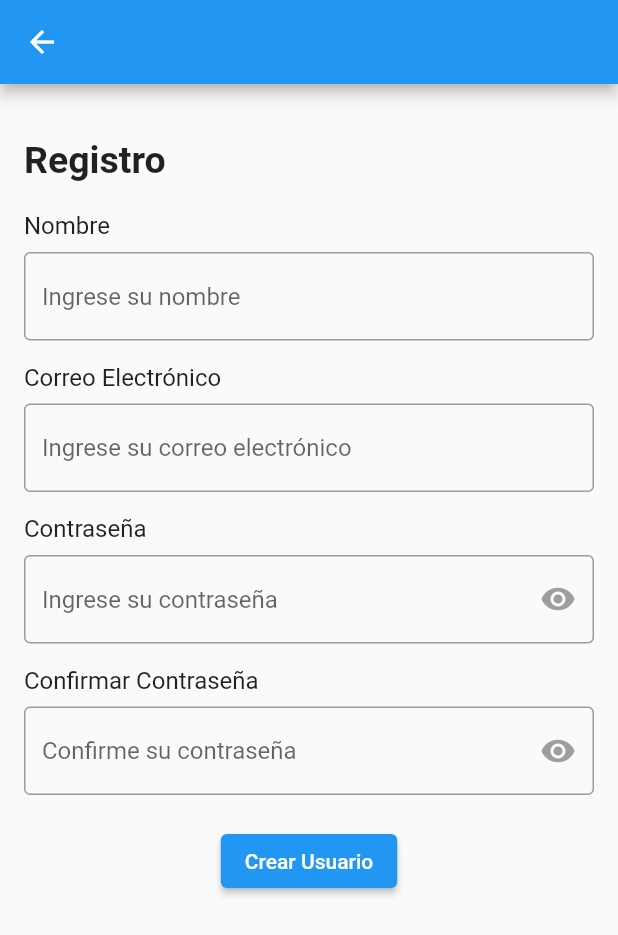
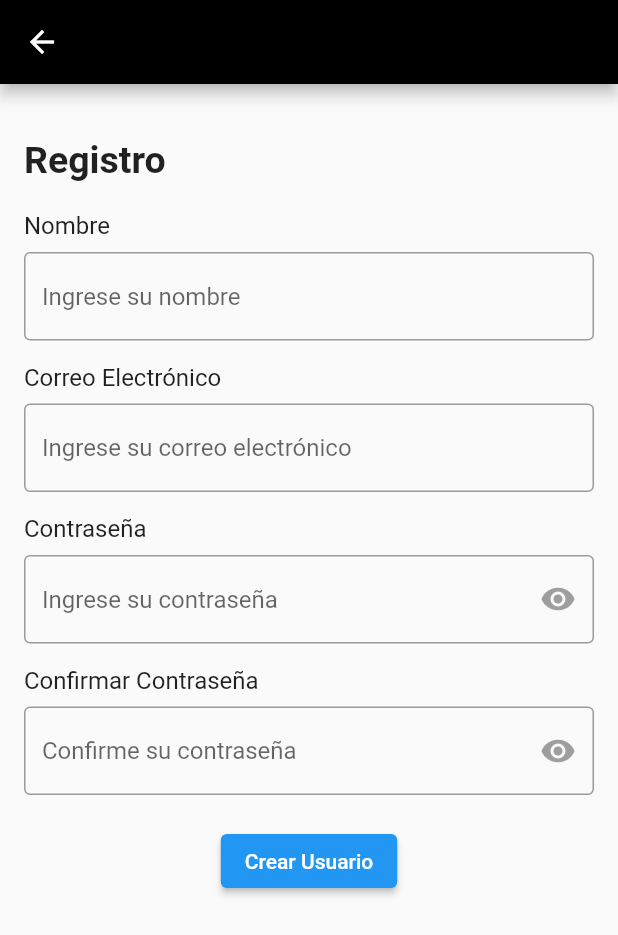
Before and after one commit to OscarT99/movil_navegacion, a Flutter app: the RegisterUser screen opened directly, on a phone screen of 412 x 824 dp. Shown: the top 935 px of the screen. Run offline on Flutter 3.47's test engine with Material 2 defaults, Android fonts, the phone set to English and light mode, and no system bars; our stand-ins replace carousel_slider.

Commit message:
color de appbar

```diff
--- a/lib/presentation/screens/login/login.dart
+++ b/lib/presentation/screens/login/login.dart
@@ -115,7 +115,7 @@ class _LoginState extends State<Login> {
                 onTap: () {
                   Navigator.push(context, MaterialPageRoute(builder: (context) => RegisterUser()));
                 },
-                child: const Text('Regístrate',style: TextStyle(fontSize: 16,color: Colors.blue,),),
+                child: const Text('Regístrarse',style: TextStyle(fontSize: 16,color: Colors.blue,),),
               ),
             ),
           ],
--- a/lib/presentation/screens/login/register_user.dart
+++ b/lib/presentation/screens/login/register_user.dart
@@ -23,7 +23,9 @@ class _RegisterUserState extends State<RegisterUser> {
   @override
   Widget build(BuildContext context) {
     return Scaffold(
-      appBar: AppBar(),
+      appBar: AppBar(
+        backgroundColor: Colors.black,
+      ),
       body: Padding(
         padding: const EdgeInsets.all(16.0),
         child:Form(
```
